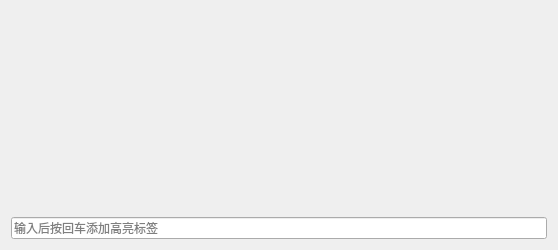
Qt form src/TabPage/SAKHighlighterSettingPanel.ui (x-tools-author/x-tools) before a commit.
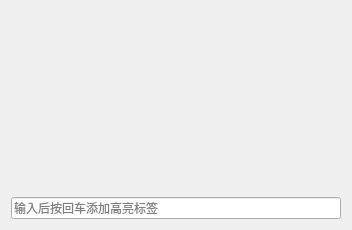
The same form after that commit.

What changed in the file:
```diff
--- a/src/TabPage/SAKHighlighterSettingPanel.ui
+++ b/src/TabPage/SAKHighlighterSettingPanel.ui
@@ -6,8 +6,8 @@
    <rect>
     <x>0</x>
     <y>0</y>
-    <width>558</width>
-    <height>250</height>
+    <width>352</width>
+    <height>230</height>
    </rect>
   </property>
   <property name="windowTitle">
```
